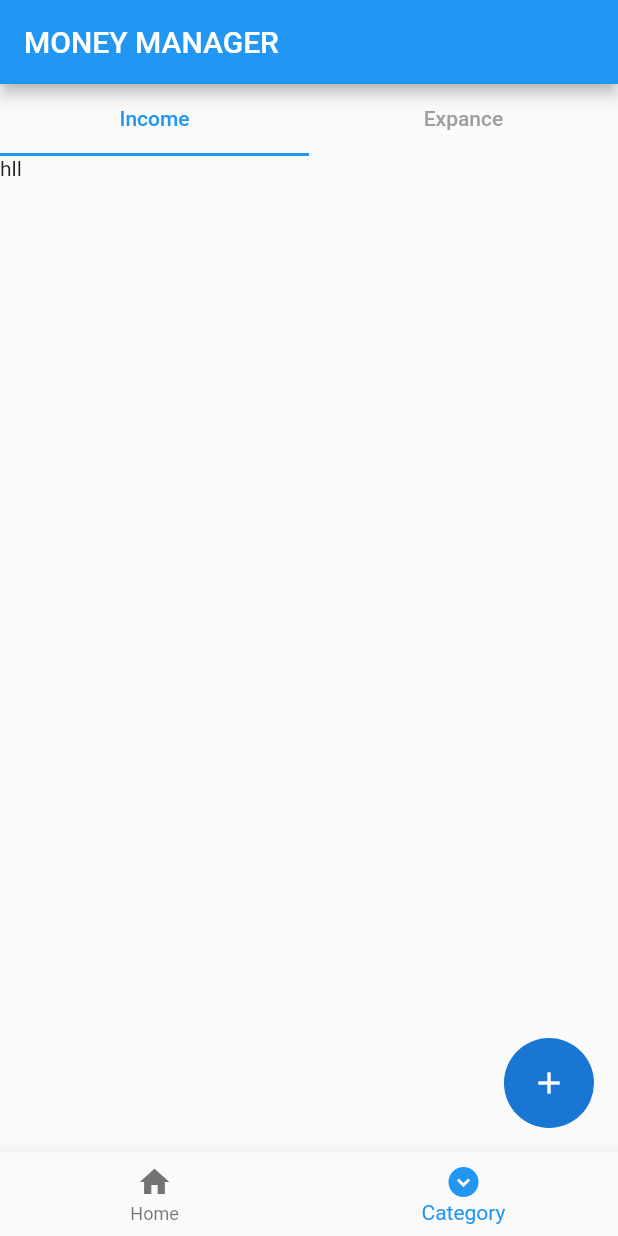
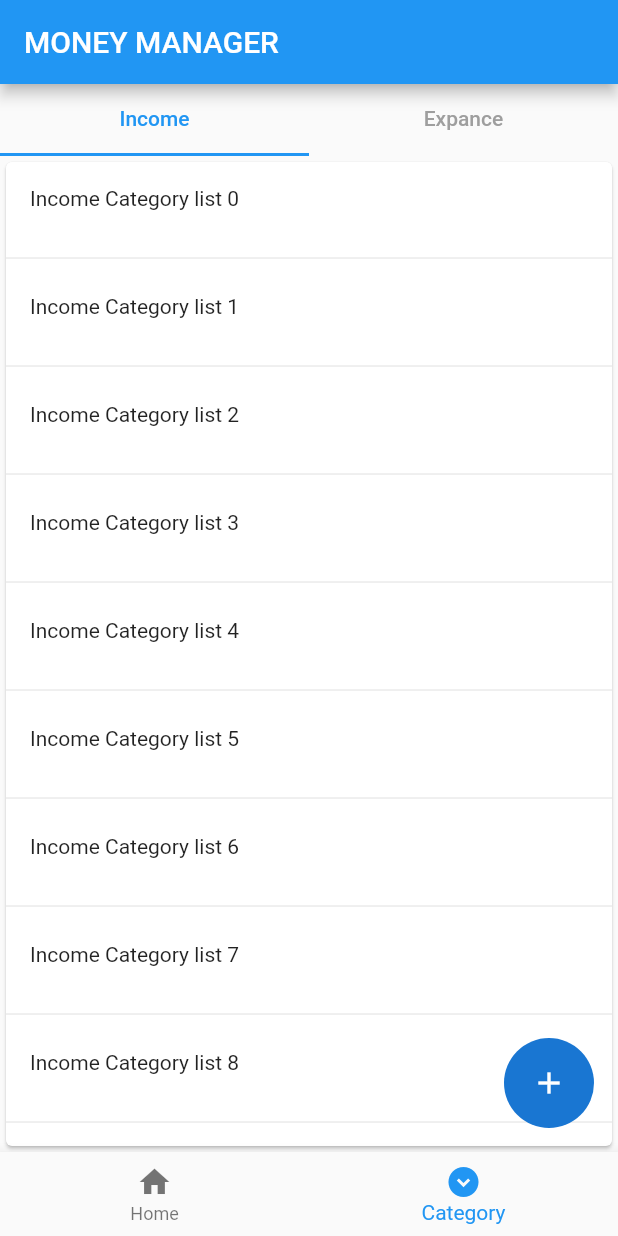
Before and after one commit to ASNoufal/PersonalMoneyManagement-App, a Flutter app: the screen it shows after launch, item 2 of the bottom bar chosen, on a phone screen of 412 x 824 dp. Run offline on Flutter 3.47's test engine with Material 2 defaults, Android fonts, the light colour scheme and no system bars; our stand-ins replace hive_flutter; accounts and stored records are empty.

```diff
--- /dev/null
+++ b/lib/db/categorydb.dart
@@ -0,0 +1,24 @@
+import 'package:pmm/model/datamodel.dart';
+import 'package:hive_flutter/hive_flutter.dart';
+
+const openbox = 'open hive';
+
+abstract class Categorydb {
+  Future<List<CategoryModel>> getcategory();
+  Future<void> insertcategory(CategoryModel categoryModel);
+}
+
+class Category implements Categorydb {
+  @override
+  Future<void> insertcategory(CategoryModel categoryModel) async {
+    final _opendb = await Hive.openBox<CategoryModel>(openbox);
+    _opendb.add(categoryModel);
+  }
+
+  @override
+  Future<List<CategoryModel>> getcategory() async {
+    final _opendb = await Hive.openBox<CategoryModel>(openbox);
+
+    return _opendb.values.toList();
+  }
+}
--- a/lib/home/Homepage.dart
+++ b/lib/home/Homepage.dart
@@ -1,4 +1,7 @@
 import 'package:flutter/material.dart';
+import 'package:pmm/db/categorydb.dart';
+import 'package:pmm/floatingButton/categoryfuncyion.dart';
+import 'package:pmm/model/datamodel.dart';
 import 'package:pmm/screen/categorypage.dart';
 import 'package:pmm/screen/homepage.dart';
 import 'package:pmm/widget/bottomnavigaton.dart';
@@ -9,14 +12,29 @@ class HomePage extends StatelessWidget {
 
   @override
   Widget build(BuildContext context) {
-    List page = [HomePageScreen(), CategoryPageScreen()];
+    List page = [const HomePageScreen(), const CategoryPageScreen()];
     return Scaffold(
         appBar: AppBar(
           title: const Text("MONEY MANAGER"),
         ),
-        floatingActionButton:
-            const CircleAvatar(radius: 30, child: Icon(Icons.add)),
-        bottomNavigationBar: BottomNavigationWidget(),
+        floatingActionButton: CircleAvatar(
+            radius: 30,
+            child: IconButton(
+                onPressed: () {
+                  if (selectedindex.value == 0) {
+                    print("income");
+                  } else {
+                    categoryfloatingfunction(context);
+                    // final sample = CategoryModel(
+                    //     id: DateTime.now().microsecondsSinceEpoch.toString(),
+                    //     name: "naufal",
+                    //     type: CategoryType.income);
+                    // Category().insertcategory(sample);
+                    // print("expance");
+                  }
+                },
+                icon: Icon(Icons.add))),
+        bottomNavigationBar: const BottomNavigationWidget(),
         body: ValueListenableBuilder(
             valueListenable: selectedindex,
             builder: (context, index, child) {
--- /dev/null
+++ b/lib/model/datamodel.dart
@@ -0,0 +1,27 @@
+import 'package:hive_flutter/hive_flutter.dart';
+part 'datamodel.g.dart';
+
+@HiveType(typeId: 2)
+enum CategoryType {
+  @HiveField(0)
+  income,
+  @HiveField(1)
+  expance
+}
+
+@HiveType(typeId: 1)
+class CategoryModel {
+  CategoryModel(
+      {required this.id,
+      required this.name,
+      required this.type,
+      this.isdeleted = false});
+  @HiveField(0)
+  final String id;
+  @HiveField(1)
+  final String name;
+  @HiveField(2)
+  final bool isdeleted;
+  @HiveField(3)
+  final CategoryType type;
+}
--- a/lib/screen/categorypage.dart
+++ b/lib/screen/categorypage.dart
@@ -1,4 +1,8 @@
 import 'package:flutter/material.dart';
+import 'package:pmm/db/categorydb.dart';
+import 'package:pmm/model/datamodel.dart';
+import 'package:pmm/screen/expanceCategorylist.dart';
+import 'package:pmm/screen/incomeCategorylist.dart';
 
 class CategoryPageScreen extends StatefulWidget {
   const CategoryPageScreen({super.key});
@@ -10,6 +14,12 @@ class CategoryPageScreen extends StatefulWidget {
 class _CategoryPageScreenState extends State<CategoryPageScreen>
     with TickerProviderStateMixin {
   late TabController tabController;
+  @override
+  void initState() {
+    tabController = TabController(length: 2, vsync: this);
+    Category().getcategory().then((value) => print(value));
+    super.initState();
+  }
 
   @override
   Widget build(BuildContext context) {
@@ -18,7 +28,7 @@ class _CategoryPageScreenState extends State<CategoryPageScreen>
         TabBar(
             unselectedLabelColor: Colors.grey,
             labelColor: Colors.blue,
-            controller: tabController = TabController(length: 2, vsync: this),
+            controller: tabController,
             tabs: const [
               Tab(
                 iconMargin: EdgeInsets.only(bottom: 10),
@@ -32,7 +42,7 @@ class _CategoryPageScreenState extends State<CategoryPageScreen>
         Expanded(
             child: TabBarView(
                 controller: tabController,
-                children: [Text("hll"), Text('gkk')]))
+                children: const [IncomeCategoryList(), ExpanceCategoryList()]))
       ],
     );
   }
--- /dev/null
+++ b/lib/screen/incomeCategorylist.dart
@@ -0,0 +1,21 @@
+import 'package:flutter/foundation.dart';
+import 'package:flutter/material.dart';
+import 'package:flutter/widgets.dart';
+
+class IncomeCategoryList extends StatelessWidget {
+  const IncomeCategoryList({super.key});
+
+  @override
+  Widget build(BuildContext context) {
+    return Card(
+      child: ListView.separated(
+          itemBuilder: ((context, index) => ListTile(
+                leading: Text("Income Category list $index"),
+              )),
+          separatorBuilder: (ctx, index) {
+            return const Divider();
+          },
+          itemCount: 10),
+    );
+  }
+}
--- a/pubspec.yaml
+++ b/pubspec.yaml
@@ -35,6 +35,9 @@ dependencies:
   # The following adds the Cupertino Icons font to your application.
   # Use with the CupertinoIcons class for iOS style icons.
   cupertino_icons: ^1.0.2
+  hive: ^2.2.3
+  hive_generator: ^2.0.0
+  hive_flutter: ^1.1.0
 
 dev_dependencies:
   flutter_test:
@@ -46,6 +49,8 @@ dev_dependencies:
   # package. See that file for information about deactivating specific lint
   # rules and activating additional ones.
   flutter_lints: ^2.0.0
+  build_runner: ^2.4.6
+
 
 # For information on the generic Dart part of this file, see the
 # following page: https://dart.dev/tools/pub/pubspec
```
Also changed, not shown: lib/floatingButton/categoryfuncyion.dart (added, +63 -0 lines), lib/main.dart (+12 -1 lines), lib/screen/expanceCategorylist.dart (added, +19 -0 lines), lib/model/datamodel.g.dart (added), pubspec.lock, 1 other file.
